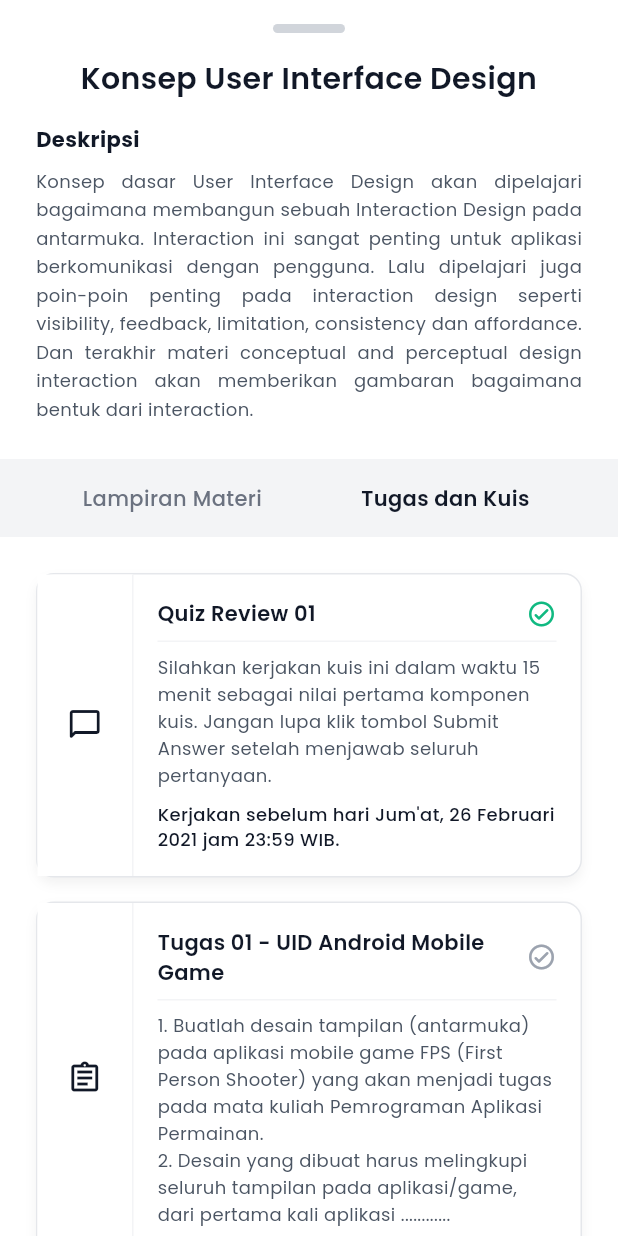
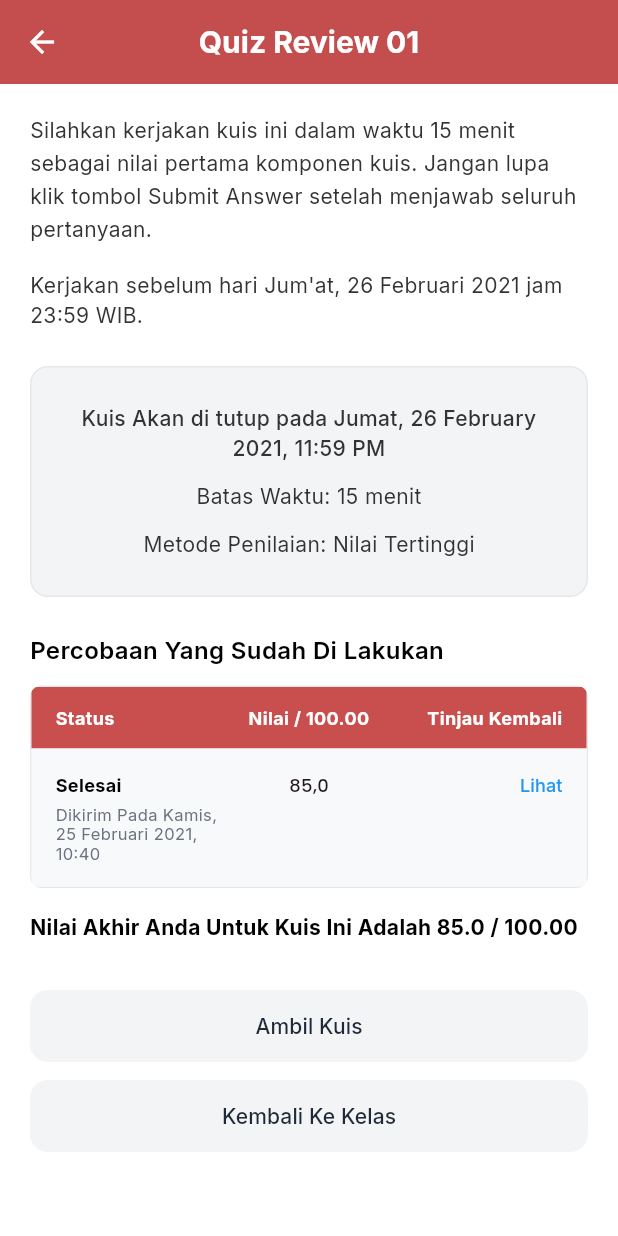
Before and after one commit to lianazein09/lmsuas, a Flutter app: the MaterialDetailScreen screen opened directly, after a tap on "Tugas dan Kuis", after a tap on "Quiz Review 01", on a phone screen of 412 x 824 dp. Run offline on Flutter 3.47's test engine with Material 3 defaults, Android fonts, the phone set to English and light mode, and no system bars; our stand-ins replace google_fonts; network calls fail.

Commit message:
membuat tampilan quiz review

```diff
--- a/lib/screens/material_detail_screen.dart
+++ b/lib/screens/material_detail_screen.dart
@@ -3,6 +3,7 @@ import 'package:google_fonts/google_fonts.dart';
 import 'material_viewer_screen.dart';
 import 'assignment_detail_screen.dart';
 import 'video_viewer_screen.dart';
+import 'quiz_review_screen.dart';
 
 class MaterialDetailScreen extends StatefulWidget {
   final String? title;
@@ -399,7 +400,16 @@ class _MaterialDetailScreenState extends State<MaterialDetailScreen> {
 
     return GestureDetector(
       onTap: () {
-        if (assignment['type'] == 'assignment') {
+        if (assignment['type'] == 'quiz') {
+          Navigator.push(
+            context,
+            MaterialPageRoute(
+              builder: (context) => QuizReviewScreen(
+                title: assignment['title'],
+              ),
+            ),
+          );
+        } else if (assignment['type'] == 'assignment') {
           Navigator.push(
             context,
             MaterialPageRoute(
--- /dev/null
+++ b/lib/screens/quiz_review_screen.dart
@@ -0,0 +1,287 @@
+import 'package:flutter/material.dart';
+import 'package:google_fonts/google_fonts.dart';
+
+class QuizReviewScreen extends StatelessWidget {
+  final String title;
+  const QuizReviewScreen({super.key, required this.title});
+
+  static const Color primaryColor = Color(0xFFC94E4E);
+  static const Color backgroundLight = Color(0xFFFFFFFF);
+  static const Color backgroundDark = Color(0xFF18181B);
+  static const Color surfaceLight = Color(0xFFF8F9FA);
+  static const Color surfaceDark = Color(0xFF27272A);
+
+  @override
+  Widget build(BuildContext context) {
+    final isDark = Theme.of(context).brightness == Brightness.dark;
+    final bgColor = isDark ? backgroundDark : backgroundLight;
+    final textColor = isDark ? const Color(0xFFE4E4E7) : const Color(0xFF333333);
+    final secondaryTextColor = isDark ? const Color(0xFFA1A1AA) : const Color(0xFF6B7280);
+
+    return Scaffold(
+      backgroundColor: bgColor,
+      appBar: AppBar(
+        backgroundColor: primaryColor,
+        elevation: 4,
+        centerTitle: true,
+        leading: IconButton(
+          icon: const Icon(Icons.arrow_back, color: Colors.white),
+          onPressed: () => Navigator.of(context).pop(),
+        ),
+        title: Text(
+          title,
+          style: GoogleFonts.inter(
+            fontSize: 20,
+            fontWeight: FontWeight.bold,
+            color: Colors.white,
+          ),
+        ),
+      ),
+      body: SingleChildScrollView(
+        padding: const EdgeInsets.all(20),
+        child: Column(
+          crossAxisAlignment: CrossAxisAlignment.start,
+          children: [
+            _buildInstructions(textColor),
+            const SizedBox(height: 24),
+            _buildSummaryBox(isDark, textColor),
+            const SizedBox(height: 24),
+            _buildAttemptsSection(isDark, textColor, secondaryTextColor),
+            const SizedBox(height: 16),
+            Text(
+              'Nilai Akhir Anda Untuk Kuis Ini Adalah 85.0 / 100.00',
+              style: GoogleFonts.inter(
+                fontSize: 14,
+                fontWeight: FontWeight.bold,
+                color: isDark ? Colors.white : Colors.black,
+              ),
+            ),
+            const SizedBox(height: 32),
+            _buildActionButton('Ambil Kuis', isDark),
+            const SizedBox(height: 12),
+            _buildActionButton('Kembali Ke Kelas', isDark),
+            const SizedBox(height: 32),
+          ],
+        ),
+      ),
+    );
+  }
+
+  Widget _buildInstructions(Color textColor) {
+    return Column(
+      crossAxisAlignment: CrossAxisAlignment.start,
+      children: [
+        Text(
+          'Silahkan kerjakan kuis ini dalam waktu 15 menit sebagai nilai pertama komponen kuis. Jangan lupa klik tombol Submit Answer setelah menjawab seluruh pertanyaan.',
+          style: GoogleFonts.inter(
+            fontSize: 14,
+            color: textColor,
+            height: 1.6,
+          ),
+        ),
+        const SizedBox(height: 16),
+        Text(
+          "Kerjakan sebelum hari Jum'at, 26 Februari 2021 jam 23:59 WIB.",
+          style: GoogleFonts.inter(
+            fontSize: 14,
+            color: textColor,
+          ),
+        ),
+      ],
+    );
+  }
+
+  Widget _buildSummaryBox(bool isDark, Color textColor) {
+    return Container(
+      width: double.infinity,
+      padding: const EdgeInsets.all(24),
+      decoration: BoxDecoration(
+        color: isDark ? surfaceDark : const Color(0xFFF3F4F6),
+        borderRadius: BorderRadius.circular(12),
+        border: Border.all(
+          color: isDark ? const Color(0xFF3F3F46) : const Color(0xFFE5E7EB),
+        ),
+      ),
+      child: Column(
+        children: [
+          Text(
+            'Kuis Akan di tutup pada Jumat, 26 February 2021, 11:59 PM',
+            textAlign: TextAlign.center,
+            style: GoogleFonts.inter(
+              fontSize: 14,
+              fontWeight: FontWeight.w500,
+              color: textColor,
+            ),
+          ),
+          const SizedBox(height: 12),
+          Text(
+            'Batas Waktu: 15 menit',
+            style: GoogleFonts.inter(
+              fontSize: 14,
+              color: textColor,
+            ),
+          ),
+          const SizedBox(height: 12),
+          Text(
+            'Metode Penilaian: Nilai Tertinggi',
+            style: GoogleFonts.inter(
+              fontSize: 14,
+              color: textColor,
+            ),
+          ),
+        ],
+      ),
+    );
+  }
+
+  Widget _buildAttemptsSection(bool isDark, Color textColor, Color secondaryTextColor) {
+    return Column(
+      crossAxisAlignment: CrossAxisAlignment.start,
+      children: [
+        Text(
+          'Percobaan Yang Sudah Di Lakukan',
+          style: GoogleFonts.inter(
+            fontSize: 16,
+            fontWeight: FontWeight.w600,
+            color: isDark ? Colors.white : Colors.black,
+          ),
+        ),
+        const SizedBox(height: 12),
+        Container(
+          decoration: BoxDecoration(
+            borderRadius: BorderRadius.circular(8),
+            border: Border.all(
+              color: isDark ? const Color(0xFF3F3F46) : const Color(0xFFE5E7EB),
+            ),
+          ),
+          clipBehavior: Clip.antiAlias,
+          child: Column(
+            children: [
+              Container(
+                color: primaryColor,
+                padding: const EdgeInsets.symmetric(horizontal: 16, vertical: 12),
+                child: Row(
+                  children: [
+                    Expanded(
+                      flex: 1,
+                      child: Text(
+                        'Status',
+                        style: GoogleFonts.inter(fontSize: 12, fontWeight: FontWeight.bold, color: Colors.white),
+                      ),
+                    ),
+                    Expanded(
+                      flex: 1,
+                      child: Text(
+                        'Nilai / 100.00',
+                        textAlign: TextAlign.center,
+                        style: GoogleFonts.inter(fontSize: 12, fontWeight: FontWeight.bold, color: Colors.white),
+                      ),
+                    ),
+                    Expanded(
+                      flex: 1,
+                      child: Text(
+                        'Tinjau Kembali',
+                        textAlign: TextAlign.right,
+                        style: GoogleFonts.inter(fontSize: 12, fontWeight: FontWeight.bold, color: Colors.white),
+                      ),
+                    ),
+                  ],
+                ),
+              ),
+              Container(
+                color: isDark ? const Color(0xFF18181B) : surfaceLight,
+                padding: const EdgeInsets.symmetric(horizontal: 16, vertical: 16),
+                child: Row(
+                  crossAxisAlignment: CrossAxisAlignment.start,
+                  children: [
+                    Expanded(
+                      flex: 1,
+                      child: Column(
+                        crossAxisAlignment: CrossAxisAlignment.start,
+                        children: [
+                          Text(
+                            'Selesai',
+                            style: GoogleFonts.inter(
+                              fontSize: 12,
+                              fontWeight: FontWeight.bold,
+                              color: isDark ? Colors.white : Colors.black,
+                            ),
+                          ),
+                          const SizedBox(height: 4),
+                          Text(
+                            'Dikirim Pada Kamis, 25 Februari 2021, 10:40',
+                            style: GoogleFonts.inter(
+                              fontSize: 11,
+                              color: secondaryTextColor,
+                              height: 1.2,
+                            ),
+                          ),
+                        ],
+                      ),
+                    ),
+                    const Expanded(
+                      flex: 1,
+                      child: Center(
+                        child: Text(
+                          '85,0',
+                          style: TextStyle(fontSize: 12, fontWeight: FontWeight.w500),
+                        ),
+                      ),
+                    ),
+                    Expanded(
+                      flex: 1,
+                      child: Align(
+                        alignment: Alignment.centerRight,
+                        child: TextButton(
+                          onPressed: () {},
+                          style: TextButton.styleFrom(
+                            padding: EdgeInsets.zero,
+                            minimumSize: Size.zero,
+                            tapTargetSize: MaterialTapTargetSize.shrinkWrap,
+                          ),
+                          child: Text(
+                            'Lihat',
+                            style: GoogleFonts.inter(
+                              fontSize: 12,
+                              fontWeight: FontWeight.w500,
+                              color: Colors.blue[500],
+                            ),
+                          ),
+                        ),
+                      ),
+                    ),
+                  ],
+                ),
+              ),
+            ],
+          ),
+        ),
+      ],
+    );
+  }
+
+  Widget _buildActionButton(String label, bool isDark) {
+    return SizedBox(
+      width: double.infinity,
+      height: 48,
+      child: ElevatedButton(
+        onPressed: () {},
+        style: ElevatedButton.styleFrom(
+          backgroundColor: isDark ? surfaceDark : const Color(0xFFF3F4F6),
+          foregroundColor: isDark ? Colors.white : const Color(0xFF1F2937),
+          elevation: 0,
+          shape: RoundedRectangleBorder(
+            borderRadius: BorderRadius.circular(12),
+          ),
+        ),
+        child: Text(
+          label,
+          style: GoogleFonts.inter(
+            fontSize: 14,
+            fontWeight: FontWeight.w500,
+          ),
+        ),
+      ),
+    );
+  }
+}
```
